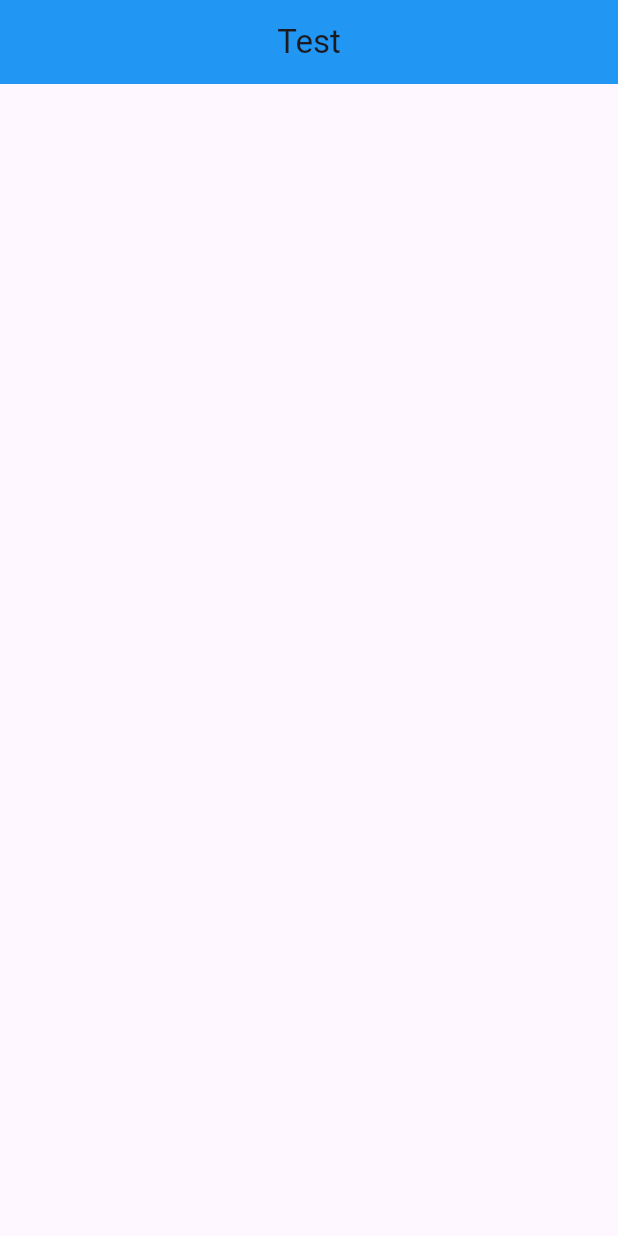
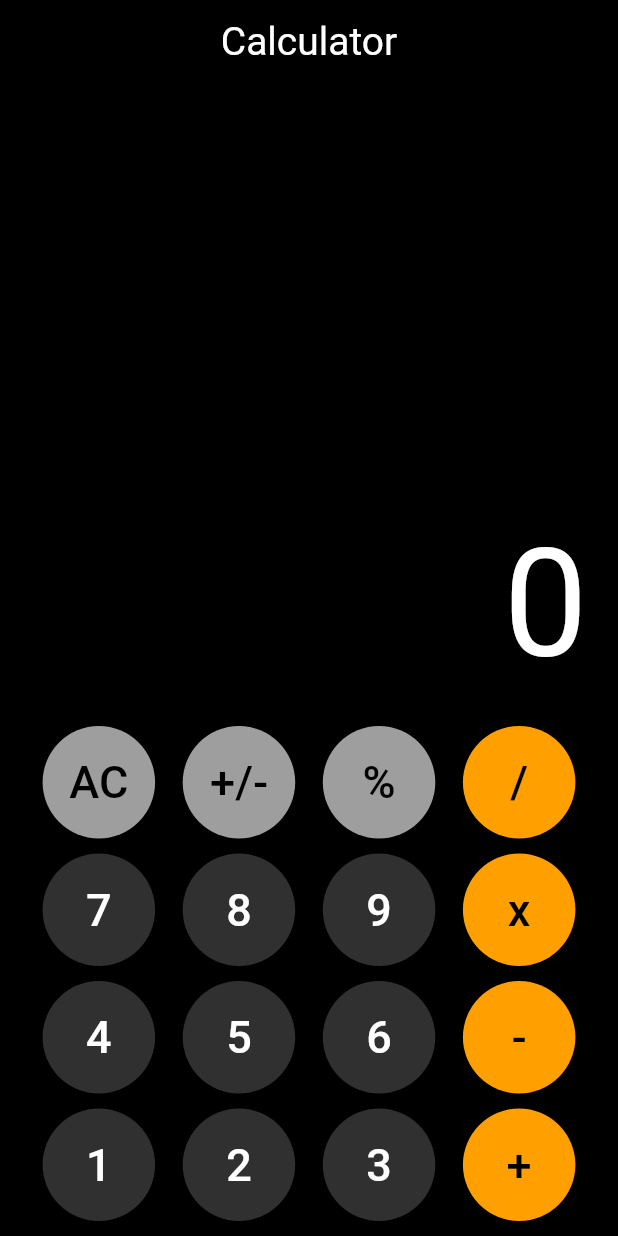
Before and after one commit to Coco10130/flutter-calculator, a Flutter app: the screen it shows after launch, on a phone screen of 412 x 824 dp. Run offline on Flutter 3.47's test engine with Material 3 defaults, Android fonts, the phone set to English and light mode, and no system bars.

Commit message:
button without functions

```diff
--- a/lib/main.dart
+++ b/lib/main.dart
@@ -12,6 +12,7 @@ class MyApp extends StatelessWidget {
   @override
   Widget build(BuildContext context) {
     return MaterialApp(
+      debugShowCheckedModeBanner: false,
       title: 'Flutter Demo',
       theme: ThemeData(
         colorScheme: ColorScheme.fromSeed(seedColor: Colors.deepPurple),
--- /dev/null
+++ b/lib/pages/body_page.dart
@@ -0,0 +1,122 @@
+import 'package:flutter/material.dart';
+
+class BodyPage extends StatefulWidget {
+  const BodyPage({super.key});
+
+  @override
+  State<BodyPage> createState() => _BodyPageState();
+}
+
+class _BodyPageState extends State<BodyPage> {
+  Widget calcButton(String btntxt, Color? btnColor, Color? textColor) {
+    return SizedBox(
+      width: 75,
+      height: 75,
+      child: ElevatedButton(
+        onPressed: () {
+          // Add your onPressed logic here
+        },
+        style: ElevatedButton.styleFrom(
+            backgroundColor: btnColor,
+            shape: const CircleBorder(),
+            padding: EdgeInsets.zero),
+        child: Text(
+          btntxt,
+          style: TextStyle(
+            fontSize: 30,
+            color: textColor,
+          ),
+        ),
+      ),
+    );
+  }
+
+  @override
+  Widget build(BuildContext context) {
+    return Scaffold(
+      backgroundColor: Colors.black,
+      body: Padding(
+        padding: const EdgeInsets.symmetric(horizontal: 10),
+        child: Column(
+          mainAxisAlignment: MainAxisAlignment.end,
+          children: [
+            // Calculator display
+            const Row(
+              mainAxisAlignment: MainAxisAlignment.end,
+              children: [
+                Padding(
+                  padding: EdgeInsets.all(10.0),
+                  child: Text(
+                    "0",
+                    textAlign: TextAlign.left,
+                    style: TextStyle(color: Colors.white, fontSize: 100),
+                  ),
+                )
+              ],
+            ),
+
+            Row(
+              mainAxisAlignment: MainAxisAlignment.spaceEvenly,
+              children: [
+                // button functions will be called
+                calcButton("AC", Colors.grey, Colors.black),
+                calcButton("+/-", Colors.grey, Colors.black),
+                calcButton("%", Colors.grey, Colors.black),
+                calcButton("/", Colors.amber[700], Colors.black),
+              ],
+            ),
+
+            const SizedBox(
+              height: 10,
+            ),
+
+            Row(
+              mainAxisAlignment: MainAxisAlignment.spaceEvenly,
+              children: [
+                // button functions will be called
+                calcButton("7", Colors.grey[850], Colors.white),
+                calcButton("8", Colors.grey[850], Colors.white),
+                calcButton("9", Colors.grey[850], Colors.white),
+                calcButton("x", Colors.amber[700], Colors.black),
+              ],
+            ),
+
+            const SizedBox(
+              height: 10,
+            ),
+
+            Row(
+              mainAxisAlignment: MainAxisAlignment.spaceEvenly,
+              children: [
+                // button functions will be called
+                calcButton("4", Colors.grey[850], Colors.white),
+                calcButton("5", Colors.grey[850], Colors.white),
+                calcButton("6", Colors.grey[850], Colors.white),
+                calcButton("-", Colors.amber[700], Colors.black),
+              ],
+            ),
+
+            const SizedBox(
+              height: 10,
+            ),
+
+            Row(
+              mainAxisAlignment: MainAxisAlignment.spaceEvenly,
+              children: [
+                // button functions will be called
+                calcButton("1", Colors.grey[850], Colors.white),
+                calcButton("2", Colors.grey[850], Colors.white),
+                calcButton("3", Colors.grey[850], Colors.white),
+                calcButton("+", Colors.amber[700], Colors.black),
+              ],
+            ),
+
+            const SizedBox(
+              height: 10,
+            ),
+          ],
+        ),
+      ),
+    );
+  }
+}
--- a/lib/pages/home_page.dart
+++ b/lib/pages/home_page.dart
@@ -1,20 +1,22 @@
+import 'package:calculator/pages/body_page.dart';
 import 'package:flutter/material.dart';
 
-class HomePage extends StatefulWidget {
+class HomePage extends StatelessWidget {
   const HomePage({super.key});
 
-  @override
-  State<HomePage> createState() => _HomePageState();
-}
-
-class _HomePageState extends State<HomePage> {
   @override
   Widget build(BuildContext context) {
     return Scaffold(
       appBar: AppBar(
-        backgroundColor: Colors.blue,
-        title: const Center(child: Text("Test")),
+        backgroundColor: Colors.black,
+        title: const Center(
+          child: Text(
+            "Calculator",
+            style: TextStyle(fontSize: 26, color: Colors.white),
+          ),
+        ),
       ),
+      body: const BodyPage(),
     );
   }
 }
```
